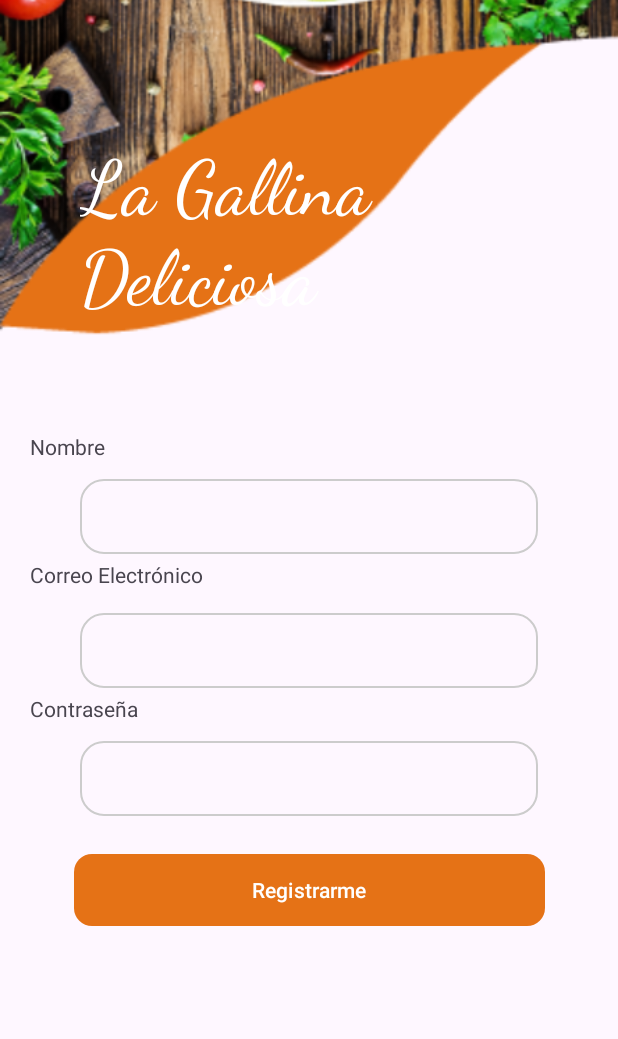
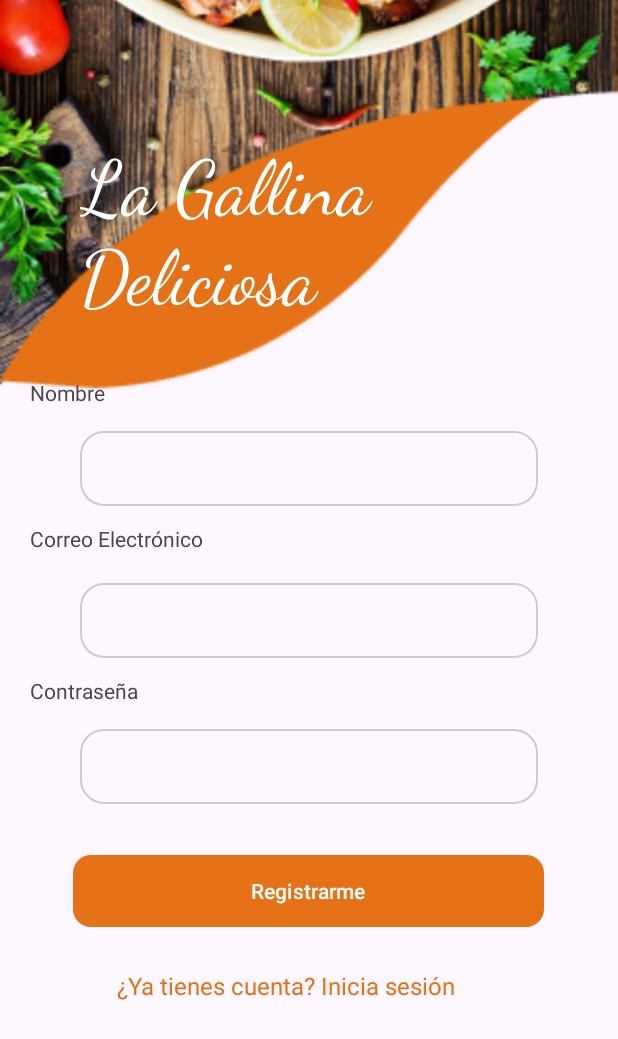
Before and after one commit to stevenmsd/app_restaurant_la_gallina, an Android app: the screen it shows after launch (RegistroActivity), after a tap on "Registrarme", on a phone screen of 412 x 824 dp. Shown: the top 1039 px of the screen. Run offline under Robolectric (Android 15) with nearby library versions, the phone set to English and light mode, and no system bars; 2 statements that could not run were skipped.

Commit message:
feat: Se agrego los botones para ir a la pantalla de registro o la pantalla de iniciar sesion.

```diff
--- a/app/src/main/java/com/example/app_la_gallina_deliciosa_v01/api/ApiService.java
+++ b/app/src/main/java/com/example/app_la_gallina_deliciosa_v01/api/ApiService.java
@@ -1,4 +1,9 @@
 package com.example.app_la_gallina_deliciosa_v01.api;
+
+import com.example.app_la_gallina_deliciosa_v01.models.Auth.LoginRequest;
+import com.example.app_la_gallina_deliciosa_v01.models.Auth.LoginResponse;
+import com.example.app_la_gallina_deliciosa_v01.models.Auth.RegistroRequest;
+import com.example.app_la_gallina_deliciosa_v01.models.Auth.RegistroResponse;
 
 import retrofit2.Call;
 import retrofit2.http.Body;
@@ -8,4 +13,7 @@ public interface ApiService {
 
     @POST("/api/registro")
     Call<RegistroResponse> registrarUsuario(@Body RegistroRequest registroRequest);
+
+    @POST("/api/login")
+    Call<LoginResponse> iniciarSesion(@Body LoginRequest loginRequest);
 }
--- a/app/src/main/java/com/example/app_la_gallina_deliciosa_v01/api/RegistroRequest.java
+++ b/app/src/main/java/com/example/app_la_gallina_deliciosa_v01/models/Auth/RegistroRequest.java
@@ -1,4 +1,4 @@
-package com.example.app_la_gallina_deliciosa_v01.api;
+package com.example.app_la_gallina_deliciosa_v01.models.Auth;
 
 public class RegistroRequest {
     private String nombre;
--- a/app/src/main/java/com/example/app_la_gallina_deliciosa_v01/api/RegistroResponse.java
+++ b/app/src/main/java/com/example/app_la_gallina_deliciosa_v01/models/Auth/RegistroResponse.java
@@ -1,4 +1,4 @@
-package com.example.app_la_gallina_deliciosa_v01.api;
+package com.example.app_la_gallina_deliciosa_v01.models.Auth;
 public class RegistroResponse {
     private String mensaje;
 
--- /dev/null
+++ b/app/src/main/java/com/example/app_la_gallina_deliciosa_v01/screens/RegistroActivity.java
@@ -0,0 +1,115 @@
+package com.example.app_la_gallina_deliciosa_v01.screens;
+
+import android.app.AlertDialog;
+import android.content.DialogInterface;
+import android.content.Intent;
+import android.os.Bundle;
+import android.util.Log;
+import android.widget.Button;
+import android.widget.EditText;
+import android.view.View;
+import androidx.appcompat.app.AppCompatActivity;
+
+import com.example.app_la_gallina_deliciosa_v01.R;
+import com.example.app_la_gallina_deliciosa_v01.api.ApiService;
+import com.example.app_la_gallina_deliciosa_v01.models.Auth.RegistroRequest;
+import com.example.app_la_gallina_deliciosa_v01.models.Auth.RegistroResponse;
+import retrofit2.Call;
+import retrofit2.Callback;
+import retrofit2.Response;
+import retrofit2.Retrofit;
+import retrofit2.converter.gson.GsonConverterFactory;
+
+public class RegistroActivity extends AppCompatActivity {
+
+    private EditText nombreEditText;
+    private EditText correoEditText;
+    private EditText contrasenaEditText;
+    private Button registroButton;
+
+    @Override
+    protected void onCreate(Bundle savedInstanceState) {
+        super.onCreate(savedInstanceState);
+        setContentView(R.layout.activity_registro);
+
+        nombreEditText = findViewById(R.id.editTextNombre);
+        correoEditText = findViewById(R.id.editTextCorreo);
+        contrasenaEditText = findViewById(R.id.editTextContrasena);
+        registroButton = findViewById(R.id.buttonRegistro);
+
+        registroButton.setOnClickListener(new View.OnClickListener() {
+            @Override
+            public void onClick(View view) {
+                realizarRegistro();
+            }
+        });
+    }
+
+    private void realizarRegistro() {
+        String nombre = nombreEditText.getText().toString();
+        String correo = correoEditText.getText().toString();
+        String contrasena = contrasenaEditText.getText().toString();
+
+        // Crea una instancia de Retrofit
+        Retrofit retrofit = new Retrofit.Builder()
+                .baseUrl("http://192.168.100.108:3002") // Reemplaza con la URL de tu servidor
+                .addConverterFactory(GsonConverterFactory.create())
+                .build();
+
+        // Crea una instancia de la interfaz de servicio
+        ApiService apiService = retrofit.create(ApiService.class);
+
+        // Crea un objeto de solicitud de registro
+        RegistroRequest registroRequest = new RegistroRequest();
+        registroRequest.setNombre(nombre);
+        registroRequest.setCorreo(correo);
+        registroRequest.setContrasena(contrasena);
+
+        // Realiza la solicitud de registro
+        Log.d("RegistroActivity", "Nombre: " + nombre);
+        Log.d("RegistroActivity", "Correo: " + correo);
+        Log.d("RegistroActivity", "Contraseña: " + contrasena);
+        Call<RegistroResponse> call = apiService.registrarUsuario(registroRequest);
+        Log.d("Call","Esto"+call.request());
+        call.enqueue(new Callback<RegistroResponse>() {
+            @Override
+            public void onResponse(Call<RegistroResponse> call, Response<RegistroResponse> response) {
+
+                if (response.isSuccessful()) {
+                    RegistroResponse registroResponse = response.body();
+                    String mensaje = registroResponse.getMensaje();
+                    mostrarMensajeEmergente("Registro Exitoso", mensaje);
+                } else {
+                    mostrarMensajeEmergente("Registro Fallido", "Ocurrió un error durante el registro.");
+                }
+            }
+
+            @Override
+            public void onFailure(Call<RegistroResponse> call, Throwable t) {
+                Log.e("RegistroActivity", "Error de Conexión: " + t.getMessage());
+                mostrarMensajeEmergente("Error de Conexión", "No se pudo conectar al servidor.");
+            }
+        });
+    }
+
+    private void mostrarMensajeEmergente(String titulo, String mensaje) {
+        AlertDialog.Builder builder = new AlertDialog.Builder(this);
+        builder.setTitle(titulo)
+                .setMessage(mensaje)
+                .setPositiveButton("Aceptar", new DialogInterface.OnClickListener() {
+                    public void onClick(DialogInterface dialog, int id) {
+                        // Puedes realizar acciones adicionales al hacer clic en Aceptar si es necesario
+                    }
+                });
+        AlertDialog dialog = builder.create();
+        dialog.show();
+    }
+    public void iniciarSesion(View view) {
+        Intent intent = new Intent(this, LoginActivity.class); // Reemplaza LoginActivity.class con la actividad de inicio de sesión correcta
+        intent.setFlags(Intent.FLAG_ACTIVITY_NEW_TASK | Intent.FLAG_ACTIVITY_CLEAR_TASK); // Establece las banderas para eliminar las actividades anteriores
+        startActivity(intent);
+        finish(); // Cierra la actividad actual
+    }
+
+
+}
--- a/app/src/main/res/layout/activity_registro.xml
+++ b/app/src/main/res/layout/activity_registro.xml
@@ -6,17 +6,17 @@
     android:layout_width="match_parent"
     android:layout_height="match_parent"
     android:padding="0dp"
-    tools:context=".RegistroActivity">
+    tools:context=".screens.RegistroActivity">
 <androidx.constraintlayout.widget.ConstraintLayout
     android:layout_width="match_parent"
     android:layout_height="match_parent"
     android:padding="0dp"
-    tools:context=".RegistroActivity">
+    tools:context=".screens.RegistroActivity">
 
     <ImageView
         android:id="@+id/imageViewBackground"
-        android:layout_width="match_parent"
-        android:layout_height="match_parent"
+        android:layout_width="412dp"
+        android:layout_height="732dp"
         android:scaleType="centerCrop"
         android:src="@drawable/banner_inicial"
         app:layout_constraintBottom_toBottomOf="parent"
@@ -24,14 +24,13 @@
         app:layout_constraintHorizontal_bias="0.0"
         app:layout_constraintStart_toStartOf="parent"
         app:layout_constraintTop_toTopOf="parent"
-        app:layout_constraintVertical_bias="1.0" />
+        app:layout_constraintVertical_bias="0.0" />
 
     <Button
         android:id="@+id/buttonRegistro"
         android:layout_width="314dp"
         android:layout_height="48dp"
         android:layout_marginTop="16dp"
-
         android:background="@drawable/button_custom_background"
         android:text="Registrarme"
         android:textColor="#FFFFFF"
@@ -39,57 +38,40 @@
         android:textColorLink="#e57216"
         app:layout_constraintBottom_toBottomOf="parent"
         app:layout_constraintEnd_toEndOf="parent"
-        app:layout_constraintHorizontal_bias="0.505"
+        app:layout_constraintHorizontal_bias="0.494"
         app:layout_constraintStart_toStartOf="parent"
         app:layout_constraintTop_toBottomOf="@+id/editTextContrasena"
-        app:layout_constraintVertical_bias="0.188" />
+        app:layout_constraintVertical_bias="0.137" />
+
+    <TextView
+        android:id="@+id/textViewIniciarSesion"
+        android:layout_width="256dp"
+        android:layout_height="49dp"
+        android:layout_marginTop="28dp"
+        android:clickable="true"
+        android:onClick="iniciarSesion"
+        android:text="¿Ya tienes cuenta? Inicia sesión"
+        android:textColor="#e57216"
+        android:textSize="16sp"
+        app:layout_constraintEnd_toEndOf="parent"
+        app:layout_constraintStart_toStartOf="parent"
+        app:layout_constraintTop_toBottomOf="@+id/buttonRegistro" />
 
     <TextView
         android:id="@+id/textViewNombre"
         android:layout_width="wrap_content"
         android:layout_height="wrap_content"
         android:layout_marginStart="20dp"
-        android:layout_marginTop="288dp"
+        android:layout_marginTop="252dp"
         android:text="Nombre"
         app:layout_constraintStart_toStartOf="parent"
         app:layout_constraintTop_toTopOf="parent" />
-
-    <TextView
-        android:id="@+id/textViewContrasena"
-        android:layout_width="wrap_content"
-        android:layout_height="wrap_content"
-        android:layout_marginStart="20dp"
-        android:layout_marginTop="4dp"
-        android:text="Contraseña"
-        app:layout_constraintStart_toStartOf="parent"
-        app:layout_constraintTop_toBottomOf="@+id/editTextCorreo" />
-
-    <EditText
-        android:id="@+id/editTextCorreo"
-        android:layout_width="305dp"
-        android:layout_height="50dp"
-        android:layout_marginTop="16dp"
-        android:background="@drawable/edittext_rounded_border"
-        android:padding="8dp"
-        app:layout_constraintEnd_toEndOf="parent"
-        app:layout_constraintStart_toStartOf="parent"
-        app:layout_constraintTop_toBottomOf="@+id/textViewCorreo" />
-
-    <TextView
-        android:id="@+id/textViewCorreo"
-        android:layout_width="wrap_content"
-        android:layout_height="wrap_content"
-        android:layout_marginStart="20dp"
-        android:layout_marginTop="4dp"
-        android:text="Correo Electrónico"
-        app:layout_constraintStart_toStartOf="parent"
-        app:layout_constraintTop_toBottomOf="@+id/editTextNombre" />
 
     <EditText
         android:id="@+id/editTextNombre"
         android:layout_width="305dp"
         android:layout_height="50dp"
-        android:layout_marginTop="12dp"
+        android:layout_marginTop="16dp"
 
         android:background="@drawable/edittext_rounded_border"
         android:padding="8dp"
@@ -97,17 +79,48 @@
         app:layout_constraintStart_toStartOf="parent"
         app:layout_constraintTop_toBottomOf="@+id/textViewNombre" />
 
+    <TextView
+        android:id="@+id/textViewCorreo"
+        android:layout_width="wrap_content"
+        android:layout_height="wrap_content"
+        android:layout_marginStart="20dp"
+        android:layout_marginTop="12dp"
+        android:text="Correo Electrónico"
+        app:layout_constraintStart_toStartOf="parent"
+        app:layout_constraintTop_toBottomOf="@+id/editTextNombre" />
+
+    <EditText
+        android:id="@+id/editTextCorreo"
+        android:layout_width="305dp"
+        android:layout_height="50dp"
+        android:layout_marginTop="20dp"
+        android:background="@drawable/edittext_rounded_border"
+        android:padding="8dp"
+        app:layout_constraintEnd_toEndOf="parent"
+        app:layout_constraintStart_toStartOf="parent"
+        app:layout_constraintTop_toBottomOf="@+id/textViewCorreo" />
+
     <EditText
         android:id="@+id/editTextContrasena"
         android:layout_width="305dp"
         android:layout_height="50dp"
-        android:layout_marginTop="12dp"
+        android:layout_marginTop="16dp"
         android:background="@drawable/edittext_rounded_border"
         android:inputType="textPassword"
         android:padding="8dp"
         app:layout_constraintEnd_toEndOf="parent"
         app:layout_constraintStart_toStartOf="parent"
         app:layout_constraintTop_toBottomOf="@+id/textViewContrasena" />
+
+    <TextView
+        android:id="@+id/textViewContrasena"
+        android:layout_width="wrap_content"
+        android:layout_height="wrap_content"
+        android:layout_marginStart="20dp"
+        android:layout_marginTop="12dp"
+        android:text="Contraseña"
+        app:layout_constraintStart_toStartOf="parent"
+        app:layout_constraintTop_toBottomOf="@+id/editTextCorreo" />
 
     <TextView
         android:id="@+id/textView"
@@ -123,5 +136,6 @@
         app:layout_constraintStart_toStartOf="parent"
         app:layout_constraintTop_toTopOf="@+id/imageViewBackground" />
 
+
 </androidx.constraintlayout.widget.ConstraintLayout>
     </ScrollView>
```
Also changed, not shown: app/src/main/AndroidManifest.xml (+9 -6 lines), app/src/main/java/com/example/app_la_gallina_deliciosa_v01/models/Auth/LoginRequest.java (added, +32 -0 lines), app/src/main/java/com/example/app_la_gallina_deliciosa_v01/models/Auth/LoginResponse.java (added, +14 -0 lines), app/src/main/java/com/example/app_la_gallina_deliciosa_v01/screens/LoginActivity.java (renamed from app/src/main/java/com/example/app_la_gallina_deliciosa_v01/RegistroActivity.java, +37 -31 lines), app/src/main/res/layout/activity_login.xml (added, +119 -0 lines).
